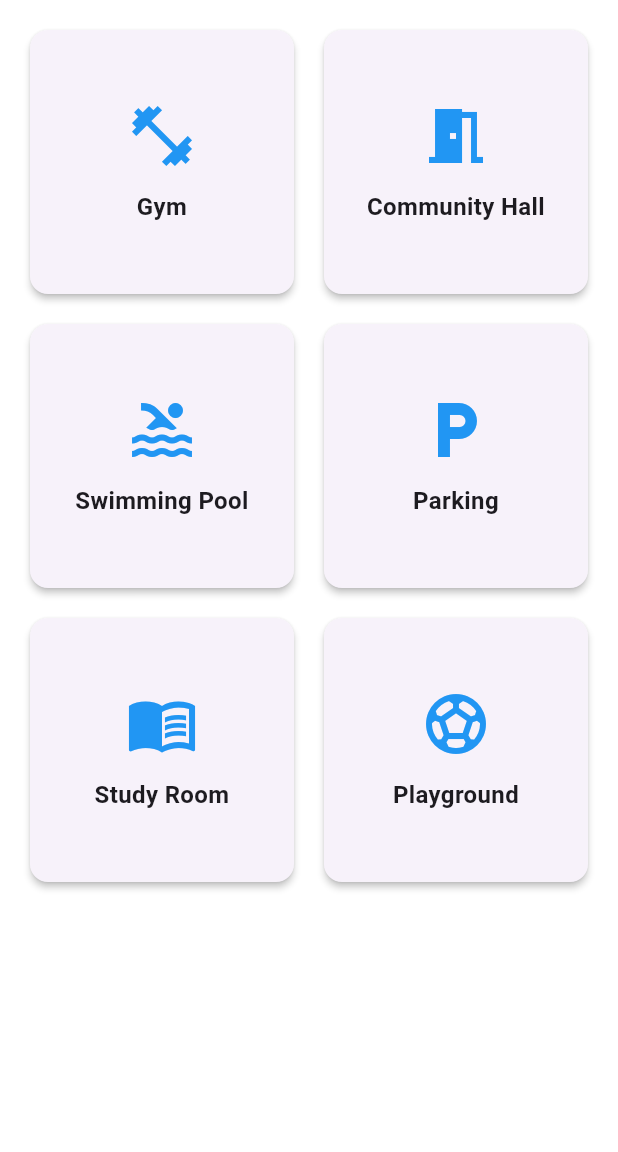
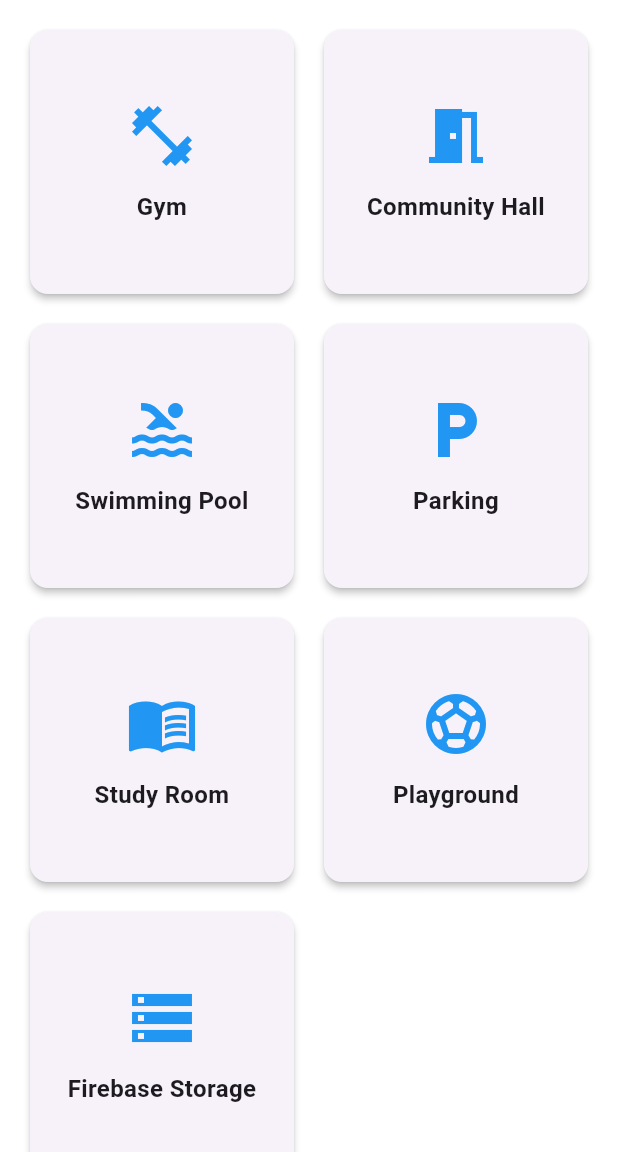
Before and after one commit to kalviumcommunity/S86-sovietunion, a Flutter app: the screen it shows once a user with an empty profile is signed in, on a phone screen of 412 x 824 dp, the part 84-1236 px from its top. Run offline on Flutter 3.47's test engine with Material 3 defaults, Android fonts, the light colour scheme and no system bars; our stand-ins replace firebase_auth, firebase_core, firebase_storage, image_picker; accounts and stored records are empty.

Commit message:
feat: implemented media upload using Firebase Storage

```diff
--- a/sovietunion/lib/screens/dashboard.dart
+++ b/sovietunion/lib/screens/dashboard.dart
@@ -1,5 +1,6 @@
 import 'package:firebase_auth/firebase_auth.dart';
 import 'package:flutter/material.dart';
+import 'package:sovietunion/screens/storage_screen.dart';
 
 class Dashboard extends StatefulWidget {
   const Dashboard({super.key});
@@ -58,10 +59,43 @@ class _DashboardState extends State<Dashboard> {
           crossAxisSpacing: 12,
           mainAxisSpacing: 12,
         ),
-        itemCount: _spaces.length,
+        itemCount: _spaces.length + 1,
         itemBuilder: (context, index) {
+          if (index == _spaces.length) {
+            return _buildAddStorageCard();
+          }
           return _buildSpaceCard(_spaces[index]);
         },
+      ),
+    );
+  }
+
+  Widget _buildAddStorageCard() {
+    return GestureDetector(
+      onTap: () {
+        Navigator.push(
+          context,
+          MaterialPageRoute(builder: (context) => const StorageScreen()),
+        );
+      },
+      child: Card(
+        elevation: 2,
+        child: Center(
+          child: Column(
+            mainAxisAlignment: MainAxisAlignment.center,
+            children: const [
+              Icon(Icons.storage, size: 48, color: Colors.blue),
+              SizedBox(height: 12),
+              Text(
+                'Firebase Storage',
+                style: TextStyle(fontSize: 16, fontWeight: FontWeight.bold),
+                textAlign: TextAlign.center,
+                maxLines: 2,
+                overflow: TextOverflow.ellipsis,
+              ),
+            ],
+          ),
+        ),
       ),
     );
   }
--- a/sovietunion/pubspec.yaml
+++ b/sovietunion/pubspec.yaml
@@ -34,7 +34,9 @@ dependencies:
   # The following adds the Cupertino Icons font to your application.
   # Use with the CupertinoIcons class for iOS style icons.
   cupertino_icons: ^1.0.8
-  firebase_auth: ^6.1.4
+  firebase_auth: ^5.0.0
+  firebase_storage: ^12.0.0
+  image_picker: ^1.0.0
 
 dev_dependencies:
   flutter_test:
```
Also changed, not shown: sovietunion/lib/screens/storage_screen.dart (added, +77 -0 lines), sovietunion/pubspec.lock, 6 other files.
